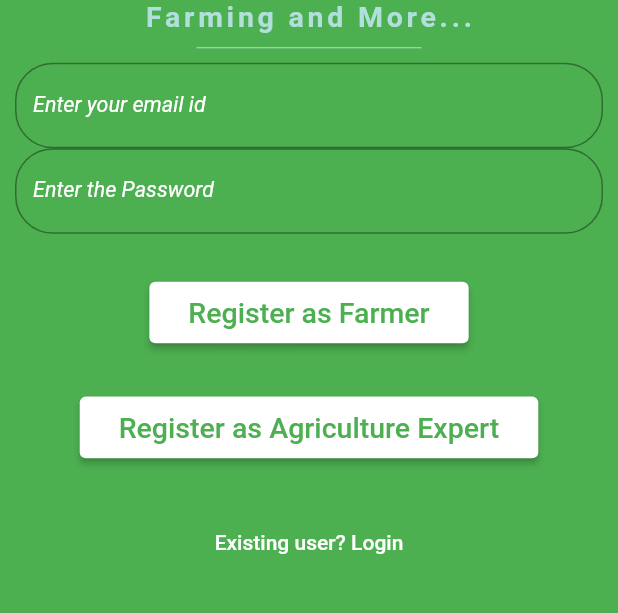
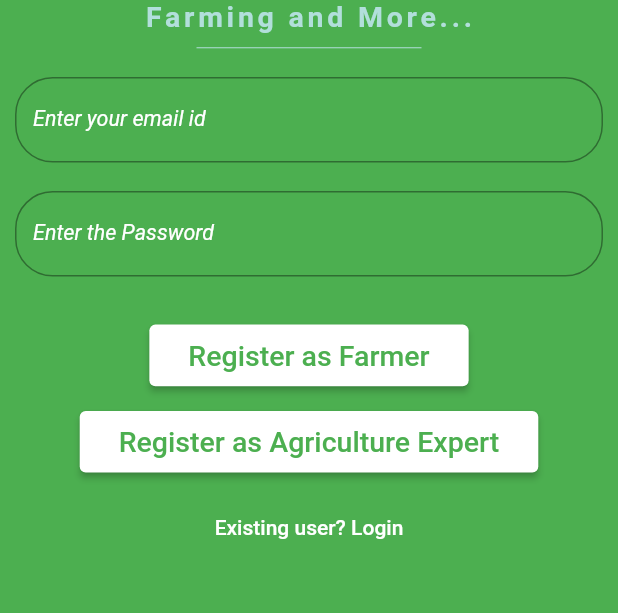
Before and after one commit to Crazzygamerr/AgriGrow, a Flutter app: the Register screen opened directly, on a phone screen of 412 x 824 dp, the part 551-1164 px from its top. Run offline on Flutter 3.47's test engine with Material 2 defaults, Android fonts, the phone set to English and light mode, and no system bars; our stand-ins replace cloud_firestore, firebase_auth, firebase_core, flutter_screenutil, fluttertoast, shared_preferences; accounts and stored records are empty; Roboto replaces fonts that are missing (KaushanScript, SourceSansPro, Tangerine).

Commit message:
Update Register.dart

```diff
--- a/lib/Screens/Register.dart
+++ b/lib/Screens/Register.dart
@@ -66,6 +66,9 @@ class _RegisterState extends State<Register> {
                                         color: Colors.teal.shade100,
                                     ),
                                 ),
+                                SizedBox(
+                                    height: ScreenUtil().setHeight(10),
+                                ),
 
                                 TextFormField(
                                     controller: emailCon,
@@ -92,6 +95,9 @@ class _RegisterState extends State<Register> {
 
                                         fillColor: Colors.white,
                                     ),
+                                ),
+                                SizedBox(
+                                    height: ScreenUtil().setHeight(20),
                                 ),
                                 TextFormField(
                                     controller: passCon,
@@ -164,7 +170,7 @@ class _RegisterState extends State<Register> {
                                 ),
 
                                 SizedBox(
-                                    height: ScreenUtil().setHeight(30),
+                                    height: ScreenUtil().setHeight(10),
                                 ),
 
                                 ElevatedButton(
@@ -200,7 +206,7 @@ class _RegisterState extends State<Register> {
                                 ),
 
                                 SizedBox(
-                                    height: ScreenUtil().setHeight(30),
+                                    height: ScreenUtil().setHeight(10),
                                 ),
 
                                 TextButton(
```
